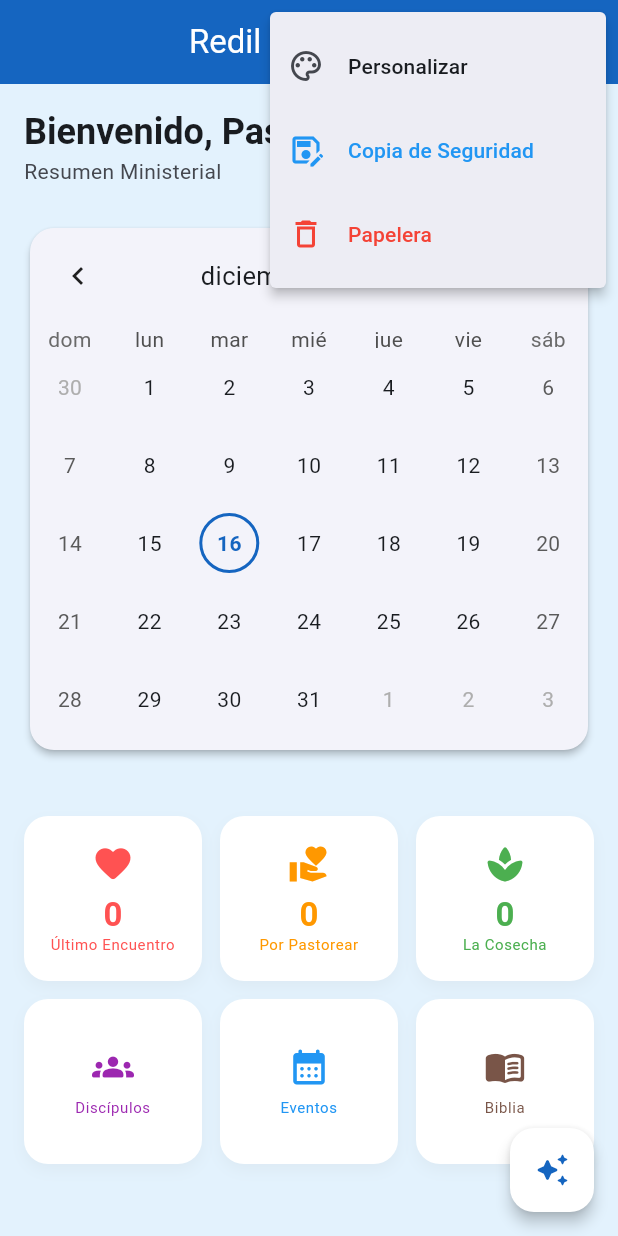
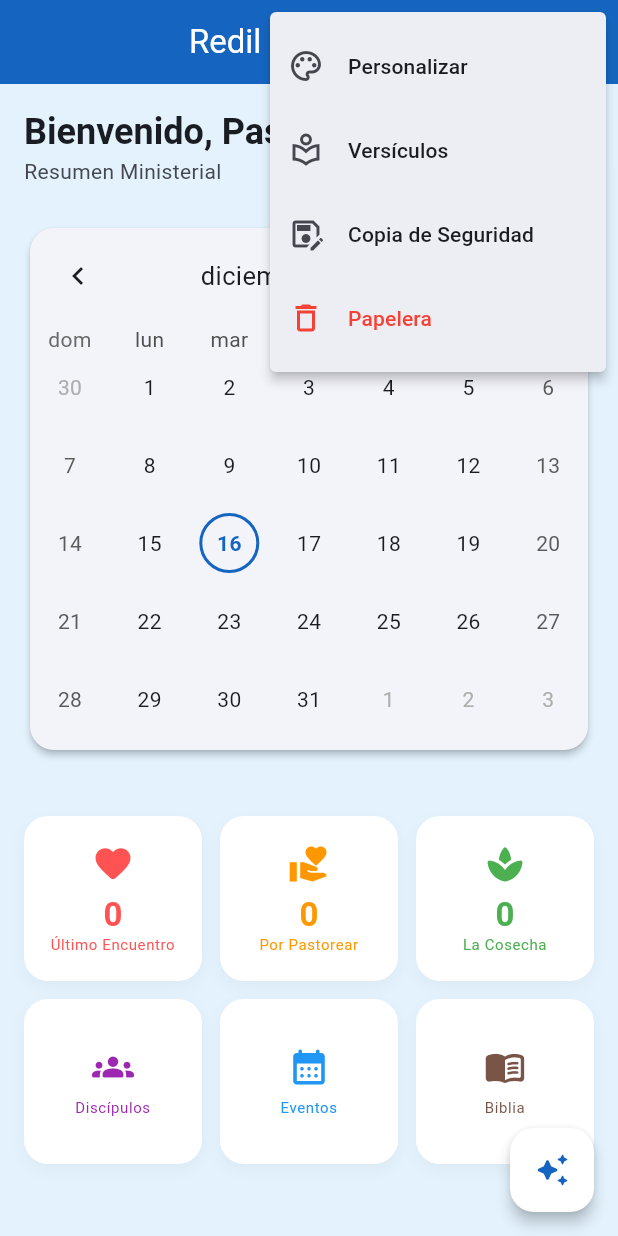
Before and after one commit to Luisxngel/redil-app, a Flutter app: the screen it shows after launch, after a tap on the "more vert" icon, on a phone screen of 412 x 824 dp. Run offline on Flutter 3.47's test engine with Material 3 defaults, Android fonts, the phone set to English and light mode, and no system bars; drawn by our look-alikes of table_calendar; our stand-ins replace bloc, equatable, file_picker, flutter_bloc, flutter_svg, fpdart and 10 more; accounts and stored records are empty; generated files the repository leaves out were written again.

Commit message:
style: Polish UI. Reorder Dashboard menu, unify icon colors, and refine Members list expansion/casing.

```diff
--- a/lib/features/dashboard/presentation/pages/dashboard_page.dart
+++ b/lib/features/dashboard/presentation/pages/dashboard_page.dart
@@ -14,12 +14,15 @@ import 'package:redil/features/settings/presentation/bloc/settings_bloc.dart';
 import 'package:redil/features/settings/presentation/bloc/settings_event.dart';
 import 'package:redil/features/settings/presentation/bloc/settings_state.dart';
 import 'package:redil/features/settings/presentation/widgets/identity_dialog.dart';
+import 'package:redil/features/inspiration/presentation/pages/alfoli_page.dart';
 import 'package:redil/features/members/domain/entities/member.dart';
 import 'package:redil/features/members/domain/entities/member_risk.dart';
 import 'package:redil/core/services/statistics_service.dart';
 import 'package:redil/features/members/domain/repositories/member_repository.dart';
 import '../../../../core/utils/enum_extensions.dart';
 import '../widgets/dashboard_calendar.dart';
+import 'package:redil/features/inspiration/presentation/widgets/daily_verse_card.dart';
+
 
 class DashboardPage extends StatelessWidget {
   const DashboardPage({super.key});
@@ -456,6 +459,8 @@ class _DashboardViewState extends State<_DashboardView> {
                             context.read<DashboardBloc>().add(const DashboardEvent.loadDashboardData());
                           }
                         });
+                      } else if (value == 'alfoli') {
+                        context.push('/alfoli');
                       }
                     },
                     itemBuilder: (BuildContext context) => <PopupMenuEntry<String>>[
@@ -468,10 +473,18 @@ class _DashboardViewState extends State<_DashboardView> {
                         ),
                       ),
                       const PopupMenuItem<String>(
+                        value: 'alfoli',
+                        child: ListTile(
+                          leading: Icon(Icons.local_library_outlined),
+                          title: Text('Versículos'),
+                          contentPadding: EdgeInsets.zero,
+                        ),
+                      ),
+                      const PopupMenuItem<String>(
                         value: 'backup',
                         child: ListTile(
-                          leading: Icon(Icons.save_as_outlined, color: Colors.blue),
-                          title: Text('Copia de Seguridad', style: TextStyle(color: Colors.blue)),
+                          leading: Icon(Icons.save_as_outlined),
+                          title: Text('Copia de Seguridad'),
                           contentPadding: EdgeInsets.zero,
                         ),
                       ),
@@ -542,6 +555,12 @@ class _DashboardViewState extends State<_DashboardView> {
                         ),
 
                         const SizedBox(height: 24),
+
+                        // DAILY VERSE CARD (Conditional)
+                        if (settingsState.showDailyVerse) ...[
+                           const DailyVerseCard(),
+                           const SizedBox(height: 24),
+                        ],
 
                         // BIRTHDAYS (Still requested to keep)
                         if (birthdayMembers.isNotEmpty) ...[
--- a/lib/features/members/presentation/pages/members_page.dart
+++ b/lib/features/members/presentation/pages/members_page.dart
@@ -130,7 +130,8 @@ class _MembersPageState extends State<MembersPage> {
                   roleMembers.sort((a, b) => a.firstName.compareTo(b.firstName));
 
                   final count = roleMembers.length;
-                  final isExpandedByDefault = role == MemberRole.leader || role == MemberRole.assistant;
+                  // ONLY expand Leaders by default
+                  final isExpandedByDefault = role == MemberRole.leader;
 
                   return Card(
                     margin: const EdgeInsets.symmetric(horizontal: 8, vertical: 4),
@@ -149,7 +150,8 @@ class _MembersPageState extends State<MembersPage> {
                         shape: RoundedRectangleBorder(borderRadius: BorderRadius.circular(8)),
                         collapsedShape: RoundedRectangleBorder(borderRadius: BorderRadius.circular(8)),
                         title: Text(
-                          '${role.labelPlural.toUpperCase()} ($count)',
+                          // Use labelPlural directly (already Title Case: "Líderes", etc.)
+                          '${role.labelPlural} ($count)',
                           style: TextStyle(
                             fontWeight: FontWeight.bold,
                             color: Theme.of(context).brightness == Brightness.dark
--- a/lib/features/settings/presentation/bloc/settings_bloc.dart
+++ b/lib/features/settings/presentation/bloc/settings_bloc.dart
@@ -11,28 +11,38 @@ class SettingsBloc extends Bloc<SettingsEvent, SettingsState> {
   SettingsBloc(this._prefs) : super(const SettingsState()) {
     on<LoadSettings>(_onLoadSettings);
     on<UpdateIdentity>(_onUpdateIdentity);
+    on<ToggleDailyVerse>(_onToggleDailyVerse);
   }
 
   void _onLoadSettings(LoadSettings event, Emitter<SettingsState> emit) {
-    // Retaining keys for consistency or switching to user suggested?
-    // User suggested specific keys in the prompt. I will use them to match instructions.
     final userName = _prefs.getString('userName') ?? 'Pastor';
     final churchName = _prefs.getString('churchName') ?? 'Redil Dashboard';
+    final showDailyVerse = _prefs.getBool('showDailyVerse') ?? false; // Default false
 
-    // Using default constructor since State is a single class
-    emit(SettingsState(userName: userName, churchName: churchName, isLoading: false));
+    emit(SettingsState(
+      userName: userName,
+      churchName: churchName,
+      showDailyVerse: showDailyVerse,
+      isLoading: false
+    ));
   }
 
   Future<void> _onUpdateIdentity(UpdateIdentity event, Emitter<SettingsState> emit) async {
     emit(state.copyWith(isLoading: true));
-
     await _prefs.setString('userName', event.userName);
     await _prefs.setString('churchName', event.churchName);
 
-    emit(SettingsState(
+    emit(state.copyWith(
       userName: event.userName,
       churchName: event.churchName,
       isLoading: false,
     ));
   }
+
+  Future<void> _onToggleDailyVerse(ToggleDailyVerse event, Emitter<SettingsState> emit) async {
+    // No explicit loading state needed for a simple toggle
+    final newValue = !state.showDailyVerse;
+    await _prefs.setBool('showDailyVerse', newValue);
+    emit(state.copyWith(showDailyVerse: newValue));
+  }
 }
--- a/lib/features/settings/presentation/bloc/settings_event.dart
+++ b/lib/features/settings/presentation/bloc/settings_event.dart
@@ -9,4 +9,5 @@ class SettingsEvent with _$SettingsEvent {
     required String userName,
     required String churchName,
   }) = UpdateIdentity;
+  const factory SettingsEvent.toggleDailyVerse() = ToggleDailyVerse; // NEW
 }
--- a/lib/features/settings/presentation/bloc/settings_state.dart
+++ b/lib/features/settings/presentation/bloc/settings_state.dart
@@ -7,6 +7,7 @@ class SettingsState with _$SettingsState {
   const factory SettingsState({
     @Default('Pastor') String userName,
     @Default('Redil Dashboard') String churchName,
+    @Default(false) bool showDailyVerse, // NEW
     @Default(false) bool isLoading,
   }) = _SettingsState;
 }
--- a/lib/main.dart
+++ b/lib/main.dart
@@ -19,6 +19,7 @@ import 'features/settings/presentation/pages/backup_page.dart';
 
 import 'features/settings/presentation/bloc/settings_bloc.dart';
 import 'features/settings/presentation/bloc/settings_event.dart';
+import 'features/inspiration/presentation/pages/alfoli_page.dart'; // NEW
 
 import 'features/members/presentation/pages/member_profile_page.dart';
 
@@ -118,5 +119,9 @@ final _router = GoRouter(
       path: '/backup',
       builder: (context, state) => const BackupPage(),
     ),
+    GoRoute(
+      path: '/alfoli',
+      builder: (context, state) => const AlfoliPage(),
+    ),
   ],
 );
```
Also changed, not shown: lib/features/inspiration/presentation/pages/alfoli_page.dart (added, +63 -0 lines), lib/features/inspiration/presentation/widgets/daily_verse_card.dart (added, +104 -0 lines), lib/features/settings/presentation/bloc/settings_event.freezed.dart, lib/features/settings/presentation/bloc/settings_state.freezed.dart.
